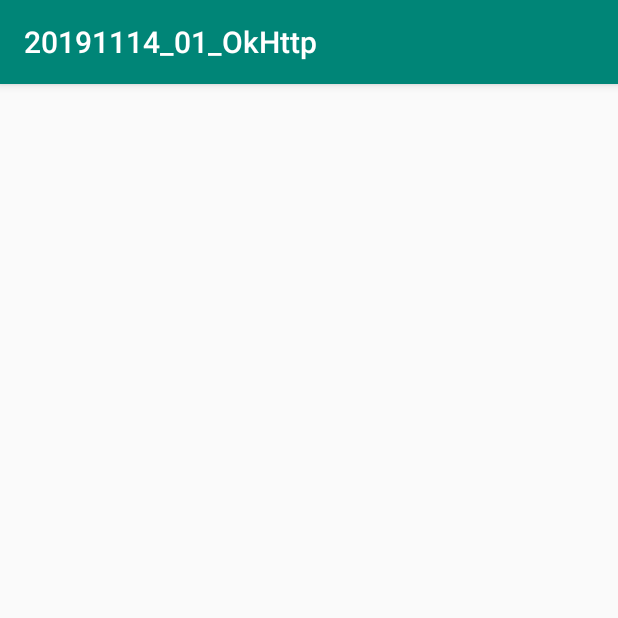
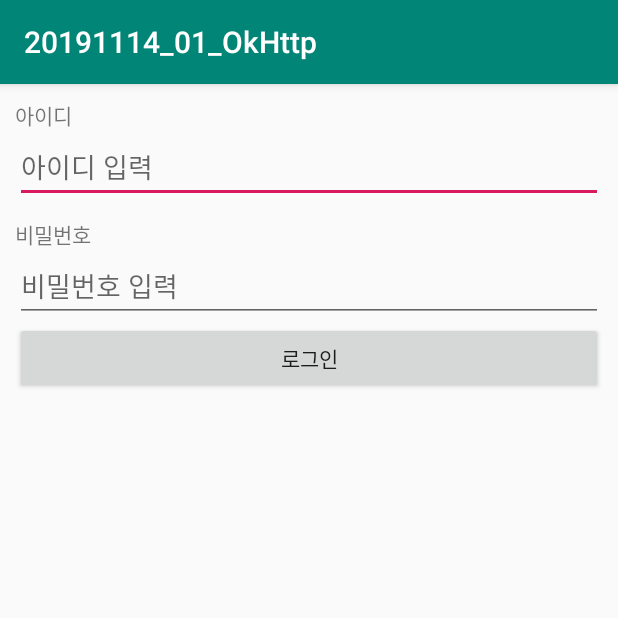
Before and after one commit to cho881020/20191114_01_OkHttp, an Android app: the screen it shows after launch (LoginActivity), on a phone screen of 412 x 824 dp, the top half of it. Run offline under Robolectric (Android 15) with nearby library versions, the phone set to English and light mode, and no system bars.

Commit message:
로그인 화면 구현해서, 버튼이 눌리면 그 입력값으로 서버에 로그인 확인

```diff
--- a/app/src/main/java/com/tjoeun/a20191114_01_okhttp/LoginActivity.kt
+++ b/app/src/main/java/com/tjoeun/a20191114_01_okhttp/LoginActivity.kt
@@ -2,6 +2,7 @@ package com.tjoeun.a20191114_01_okhttp
 
 import android.os.Bundle
 import com.tjoeun.a20191114_01_okhttp.utils.ServerUtil
+import kotlinx.android.synthetic.main.activity_login.*
 
 class LoginActivity : BaseActivity() {
 
@@ -11,12 +12,16 @@ class LoginActivity : BaseActivity() {
         setupEvents()
         setValues()
 
-        ServerUtil.postRequestLogin(mContext, "cho881020", "qlalfqjsgh!", null)
 
     }
 
     override fun setupEvents() {
+        loginBtn.setOnClickListener {
 
+            var inputId = userIdEdt.text.toString()
+            var inputPw = userPwEdt.text.toString()
+            ServerUtil.postRequestLogin(mContext, inputId, inputPw, null)
+        }
     }
 
     override fun setValues() {
--- a/app/src/main/res/layout/activity_login.xml
+++ b/app/src/main/res/layout/activity_login.xml
@@ -5,7 +5,40 @@
     android:layout_width="match_parent"
     android:layout_height="match_parent"
     android:orientation="vertical"
-    tools:context=".LoginActivity">
+    tools:context=".LoginActivity"
+    android:padding="10dp">
+
+    <TextView
+        android:layout_width="wrap_content"
+        android:layout_height="wrap_content"
+        android:text="아이디" />
+
+    <EditText
+        android:id="@+id/userIdEdt"
+        android:layout_width="match_parent"
+        android:layout_height="wrap_content"
+        android:inputType="textEmailAddress"
+        android:hint="아이디 입력"/>
+
+    <TextView
+        android:layout_width="wrap_content"
+        android:layout_height="wrap_content"
+        android:layout_marginTop="10dp"
+        android:text="비밀번호" />
+
+    <EditText
+        android:id="@+id/userPwEdt"
+        android:layout_width="match_parent"
+        android:layout_height="wrap_content"
+        android:hint="비밀번호 입력"
+        android:inputType="textPassword" />
+
+    <Button
+        android:id="@+id/loginBtn"
+        android:layout_width="match_parent"
+        android:layout_height="wrap_content"
+        android:text="로그인"/>
+
 
 
 </LinearLayout>
```
